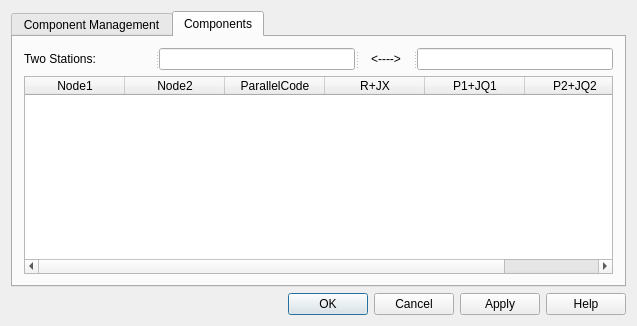
The window that GSCD/brancheditdialog.ui (fzlgejiao/PowerTool) describes before a commit, drawn with Qt 5.
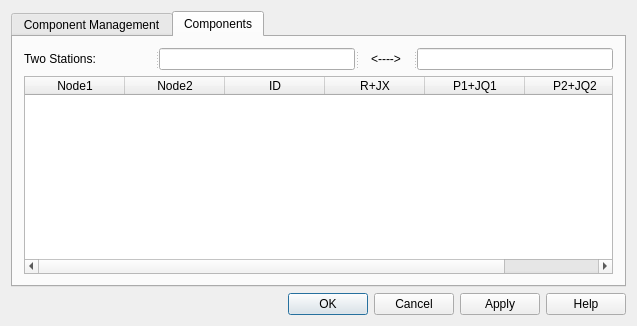
The same window after the commit.

Commit message: 1) change Branch table column name (parallel code --> ID) 2) add STAT of branch ,and show dot line and solid line 3) arrow direction from link data

Diff of the .ui file:
```diff
--- a/GSCD/brancheditdialog.ui
+++ b/GSCD/brancheditdialog.ui
@@ -255,7 +255,7 @@
            </column>
            <column>
             <property name="text">
-             <string>ParallelCode</string>
+             <string>ID</string>
             </property>
            </column>
            <column>
```
The commit also changes 6 other files.
